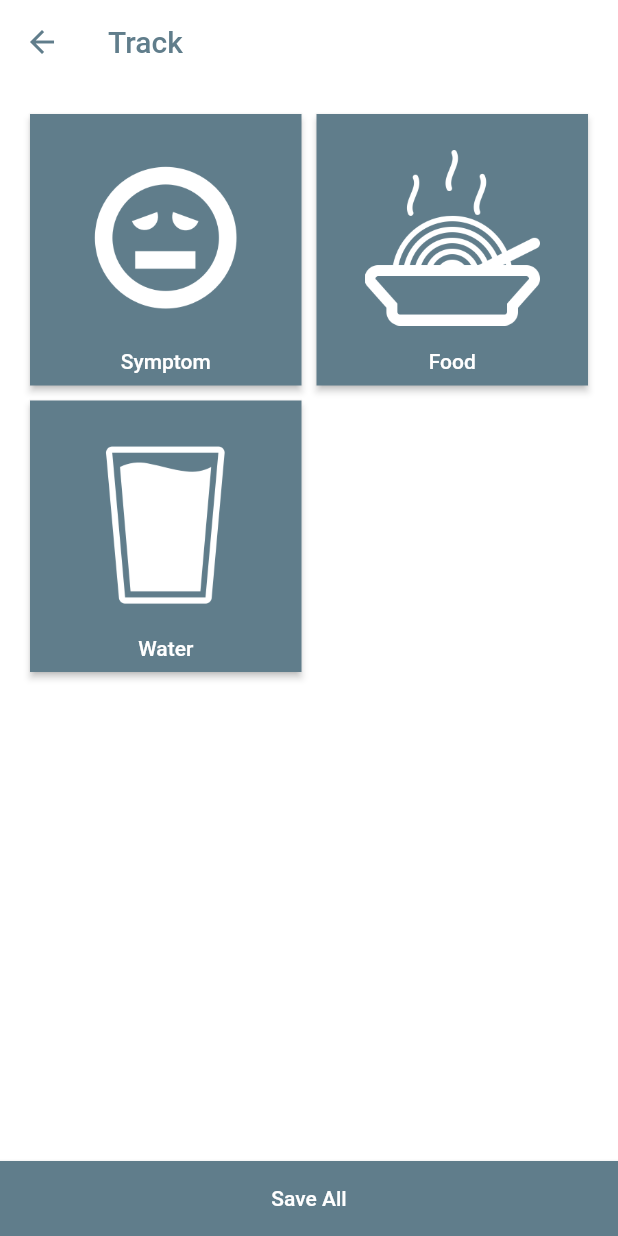
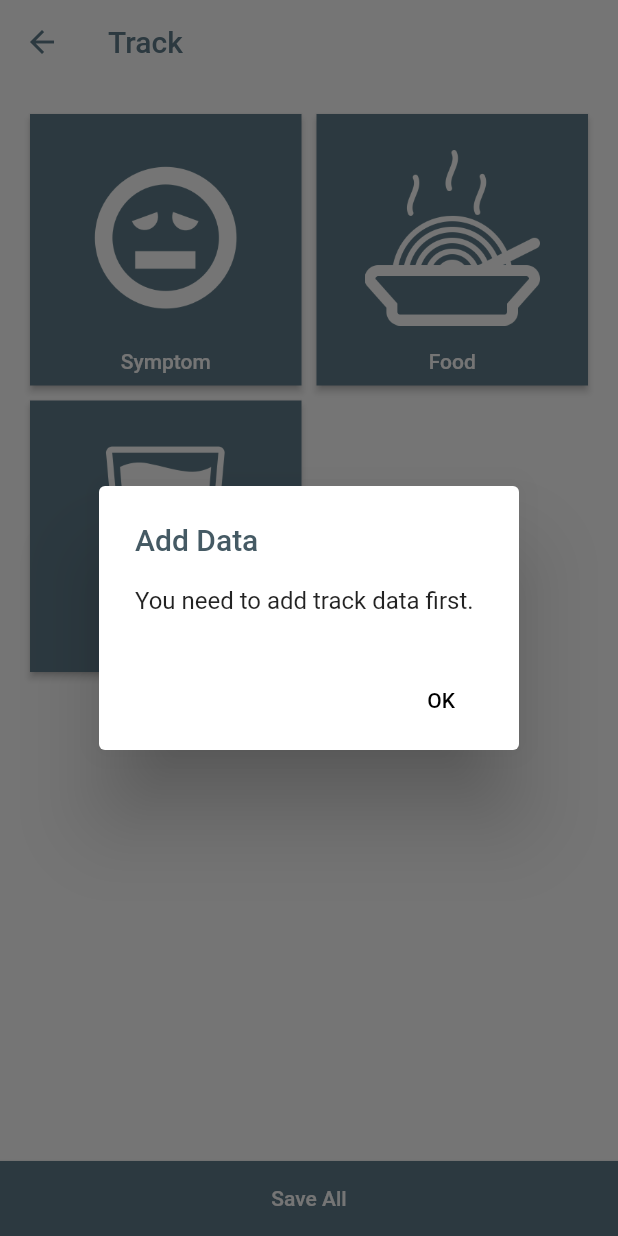
Before and after one commit to dbilgin/hepitrack, a Flutter app: the TrackPage screen opened directly, after a tap on "Save All", on a phone screen of 412 x 824 dp. Run offline on Flutter 3.47's test engine with Material 2 defaults, Android fonts, the phone set to English and light mode, and no system bars; our stand-ins replace charts_flutter, connectivity, dio, dynamic_theme, firebase_remote_config, flutter_colorpicker and 10 more; missing offline and left inert: esys_flutter_share, flutter_email_sender, multiselect_formfield; accounts and stored records are empty.

Commit message:
downloading and adding track data

```diff
--- a/lib/main.dart
+++ b/lib/main.dart
@@ -30,8 +30,9 @@ class _HepiTrackState extends State<HepiTrack> {
   _getUserData() async {
     var storageColor = await StorageService().readUserColor();
 
-    var connectivityResult = await (Connectivity().checkConnectivity());
-    if (connectivityResult != ConnectivityResult.none) {
+    var isAuthenticated = await StorageService().isAuthenticated();
+    var connectivityResult = await Connectivity().checkConnectivity();
+    if (connectivityResult != ConnectivityResult.none && isAuthenticated) {
       Response _userData = await UserService().data();
       if (_userData.statusCode == 200) {
         var dataResult = _userData.data;
@@ -50,6 +51,7 @@ class _HepiTrackState extends State<HepiTrack> {
           await StorageService().writeVerified(resultVerified.toString());
         }
       } else {
+        await StorageService().deleteAuthToken();
         setState(() {
           _readUserColor =
               _setColor(storageColor.value.toString(), storageColor);
--- a/lib/models/food_track_item.dart
+++ b/lib/models/food_track_item.dart
@@ -12,4 +12,15 @@ class FoodTrackItem {
         description: description,
         image: image,
       );
+
+  FoodTrackItem.fromJson(Map<String, dynamic> json)
+      : name = json['name'],
+        description = json['description'];
+
+  Map<String, dynamic> toJson() {
+    return {
+      'name': name,
+      'description': description,
+    };
+  }
 }
--- a/lib/models/symptom_track_item.dart
+++ b/lib/models/symptom_track_item.dart
@@ -10,4 +10,22 @@ class SymptomTrackItem {
         intensity: intensity,
         bodyParts: bodyParts,
       );
+
+  SymptomTrackItem.fromJson(Map<String, dynamic> json)
+      : symptom = json['symptom'],
+        bodyParts = json['bodyParts']
+                ?.toString()
+                ?.split(',')
+                ?.map((data) => int.parse(data))
+                ?.toList() ??
+            [],
+        intensity = json['intensity'];
+
+  Map<String, dynamic> toJson() {
+    return {
+      'symptom': symptom,
+      'body_parts': bodyParts.join(','),
+      'intensity': intensity,
+    };
+  }
 }
--- a/lib/screens/login.dart
+++ b/lib/screens/login.dart
@@ -1,6 +1,7 @@
 import 'package:flutter/material.dart';
 import 'package:hepitrack/services/auth_service.dart';
 import 'package:hepitrack/services/storage_service.dart';
+import 'package:hepitrack/services/user_service.dart';
 import 'package:hepitrack/utils/common.dart';
 import 'package:hepitrack/utils/dialogs.dart';
 
@@ -82,6 +83,15 @@ class LoginPage extends StatelessWidget {
                     await StorageService().writeVerified(
                       loginResult.data['verified'].toString(),
                     );
+
+                    var trackData = await UserService().getAllTracks();
+
+                    if (trackData.statusCode == 200) {
+                      for (var track in trackData.data) {
+                        var stringifiedTrack = track.toString();
+                        await StorageService().addTrackData(stringifiedTrack);
+                      }
+
                       Dialogs.showCustomDialog(
                         context: context,
                         title: 'Login Successful',
@@ -92,6 +102,9 @@ class LoginPage extends StatelessWidget {
                               .popUntil((route) => route.isFirst);
                         },
                       );
+                    } else {
+                      Dialogs.showCustomDialog(context: context);
+                    }
                   } else if (loginResult.statusCode == 400) {
                     Dialogs.showCustomDialog(
                       context: context,
--- a/lib/screens/track.dart
+++ b/lib/screens/track.dart
@@ -1,3 +1,4 @@
+import 'package:connectivity/connectivity.dart';
 import 'package:flutter/material.dart';
 import 'package:flutter_swiper/flutter_swiper.dart';
 import 'package:hepitrack/models/food_track_item.dart';
@@ -6,6 +7,9 @@ import 'package:hepitrack/providers/track_food_provider.dart';
 import 'package:hepitrack/providers/track_symptom_provider.dart';
 import 'package:hepitrack/providers/track_view_provider.dart';
 import 'package:hepitrack/providers/track_water_provider.dart';
+import 'package:hepitrack/services/storage_service.dart';
+import 'package:hepitrack/services/user_service.dart';
+import 'package:hepitrack/utils/dialogs.dart';
 import 'package:hepitrack/widgets/tracking/track_grid.dart';
 import 'package:hepitrack/widgets/tracking/track_view.dart';
 import 'package:provider/provider.dart';
@@ -51,6 +55,34 @@ class _TrackPageState extends State<TrackPage> {
     setState(() {
       _trackViewBottomDistance = distance;
     });
+  }
+
+  Future<bool> _checkAvailability(double water, List<SymptomTrackItem> symptoms,
+      List<FoodTrackItem> food) async {
+    var isAuthenticated = await StorageService().isAuthenticated();
+    var connectivityResult = await Connectivity().checkConnectivity();
+
+    if (water == 0 && symptoms.length == 0 && food.length == 0) {
+      Dialogs.showCustomDialog(
+          context: context,
+          title: "Add Data",
+          message: "You need to add track data first.");
+      return false;
+    } else if (!isAuthenticated) {
+      Dialogs.showCustomDialog(
+          context: context,
+          title: "Login",
+          message: "You need to login first.");
+      return false;
+    } else if (connectivityResult == ConnectivityResult.none) {
+      Dialogs.showCustomDialog(
+          context: context,
+          title: "Connection",
+          message: "You need to be connected to the internet.");
+      return false;
+    } else {
+      return true;
+    }
   }
 
   @override
@@ -112,11 +144,37 @@ class _TrackPageState extends State<TrackPage> {
                     height: trackViewProvider.saveButtonHeight,
                     width: double.infinity,
                     child: RaisedButton(
-                      onPressed: () {
+                      onPressed: () async {
                         List<SymptomTrackItem> symptoms =
                             trackSymptomProvider.symptomList;
                         List<FoodTrackItem> food = trackFoodProvider.foodList;
                         double water = trackWaterProvider.waterCount;
+
+                        if (!(await _checkAvailability(
+                            water, symptoms, food))) {
+                          return;
+                        }
+
+                        Dialogs.showLoading(context);
+
+                        var savedDate = DateTime.now().toIso8601String();
+                        var trackData = {
+                          'water_count': water.round(),
+                          'symptoms': symptoms.map((e) => e.toJson()).toList(),
+                          'food_tracks': food.map((e) => e.toJson()).toList(),
+                          'date_time': savedDate,
+                        };
+                        var trackResult =
+                            await UserService().addTrack(trackData);
+
+                        Navigator.pop(context);
+                        if (trackResult.statusCode == 204) {
+                          var stringifiedTrack = trackData.toString();
+                          await StorageService().addTrackData(stringifiedTrack);
+                          Navigator.pop(context);
+                        } else {
+                          Dialogs.showCustomDialog(context: context);
+                        }
                       },
                       child: Text('Save All'),
                     ),
--- a/lib/services/storage_service.dart
+++ b/lib/services/storage_service.dart
@@ -1,8 +1,26 @@
+import 'dart:convert';
+
 import 'package:flutter/material.dart';
 import 'package:flutter_secure_storage/flutter_secure_storage.dart';
 
 class StorageService {
   final storage = new FlutterSecureStorage();
+
+  Future<void> addTrackData(String trackData) async {
+    var currentData = await storage.read(key: 'track');
+    var separator = '';
+    if (currentData != null && currentData.length > 0) {
+      separator = ',';
+    }
+
+    var dataToWrite = (currentData ?? '') + separator + json.encode(trackData);
+    await storage.write(key: 'track', value: dataToWrite);
+  }
+
+  Future<dynamic> readTrackData() async {
+    var currentData = '[' + ((await storage.read(key: 'track')) ?? '') + ']';
+    return jsonDecode(currentData);
+  }
 
   Future<bool> isAuthenticated() async {
     return await readAuthToken() != null;
@@ -15,6 +33,10 @@ class StorageService {
 
   Future<void> writeAuthToken(String value) async {
     await storage.write(key: 'auth_token', value: value);
+  }
+
+  Future<void> deleteAuthToken() async {
+    await storage.delete(key: 'auth_token');
   }
 
   Future<String> readAuthToken() async {
--- a/lib/utils/api.dart
+++ b/lib/utils/api.dart
@@ -5,7 +5,7 @@ class API {
   static Dio getDio({isGeneric = false}) {
     var _dio = Dio();
     _dio.options.baseUrl = 'https://api.hepitrack.com/';
-//    _dio.options.baseUrl = 'http://10.0.2.2:5000/';
+    // _dio.options.baseUrl = 'http://10.0.2.2:5000/';
 
     _dio.interceptors
         .add(InterceptorsWrapper(onRequest: (RequestOptions options) async {
--- a/pubspec.yaml
+++ b/pubspec.yaml
@@ -42,6 +42,7 @@ dependencies:
   dynamic_theme: ^1.0.1
   flutter_phoenix: ^0.1.0
   shared_preferences: ^0.5.7+3
+  charts_flutter: ^0.9.0
 
 
   # The following adds the Cupertino Icons font to your application.
```
Also changed, not shown: lib/screens/homepage.dart (+38 -0 lines), lib/services/user_service.dart (+22 -0 lines), pubspec.lock. Lines whose indentation alone changed are shown as unchanged.
